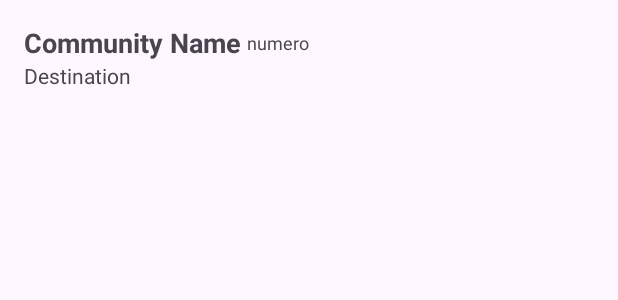
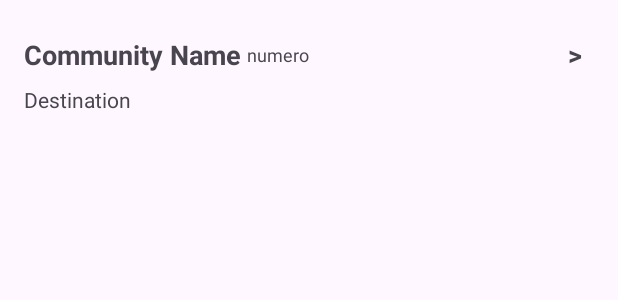
Before and after one commit to alcatel-taxi-brousse/frontend, an Android app: the layout list_item_community.xml on its own in the app's theme, with its tools: preview values and no code run, on a phone screen of 412 x 824 dp. Shown: the top 300 px of the screen. Run offline under Robolectric (Android 15) with nearby library versions, the phone set to English and light mode, and no system bars; network calls fail.

Commit message:
Ajout page listing des trajets

```diff
--- a/app/src/main/AndroidManifest.xml
+++ b/app/src/main/AndroidManifest.xml
@@ -34,6 +34,10 @@
                 <category android:name="android.intent.category.LAUNCHER" />
             </intent-filter>
         </activity>
+        <activity
+            android:name=".CommunityDetailsActivity"
+            android:exported="true"
+           />
     </application>
 
 </manifest>
--- a/app/src/main/res/layout/list_item_community.xml
+++ b/app/src/main/res/layout/list_item_community.xml
@@ -26,6 +26,23 @@
             android:textSize="12sp"
             android:layout_marginStart="4dp"
             android:layout_gravity="center_vertical" />
+
+        <View
+            android:layout_width="0dp"
+            android:layout_height="0dp"
+            android:layout_weight="1" />
+
+        <TextView
+            android:id="@+id/buttonArrow"
+            android:layout_width="wrap_content"
+            android:layout_height="wrap_content"
+            android:text=">"
+            android:textSize="18sp"
+            android:padding="8dp"
+            android:textStyle="bold"
+            android:clickable="true"
+            android:focusable="true" />
+
     </LinearLayout>
 
     <TextView
```
Also changed, not shown: app/src/main/java/com/alcatelcnamisi1/taxibrousse/CommunityDetailsActivity.kt (added, +42 -0 lines), app/src/main/java/com/alcatelcnamisi1/taxibrousse/HomeActivity.kt (+1 -15 lines), app/src/main/java/com/alcatelcnamisi1/taxibrousse/ViewCommunitiesFragment.kt (+12 -1 lines), app/src/main/res/layout/activity_community_details.xml (added, +37 -0 lines), app/src/main/res/layout/activity_home.xml (+0 -9 lines).
